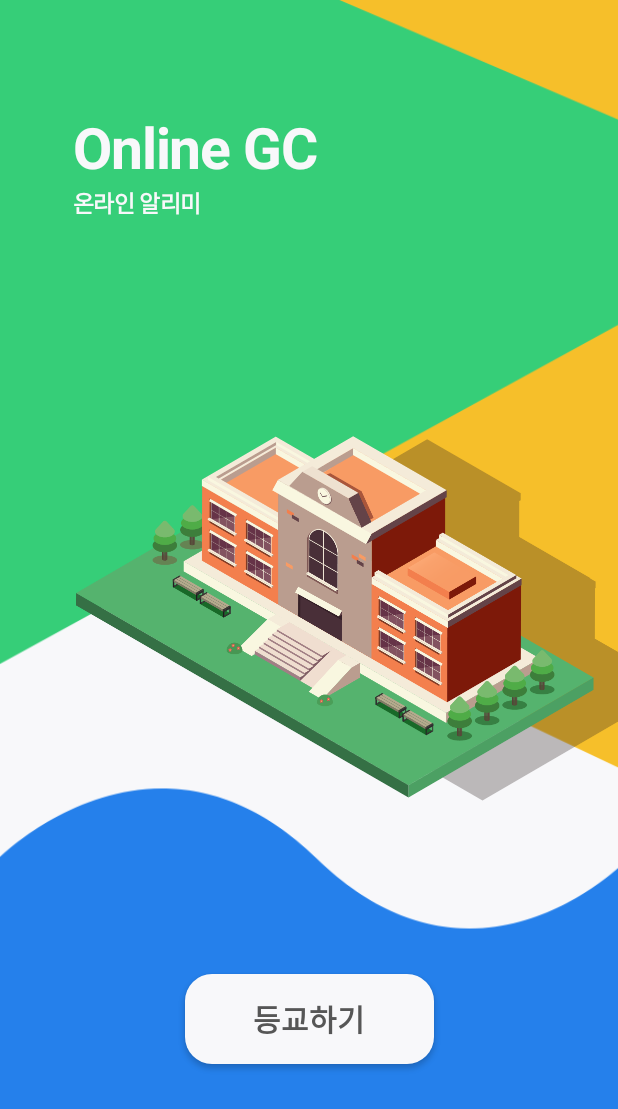
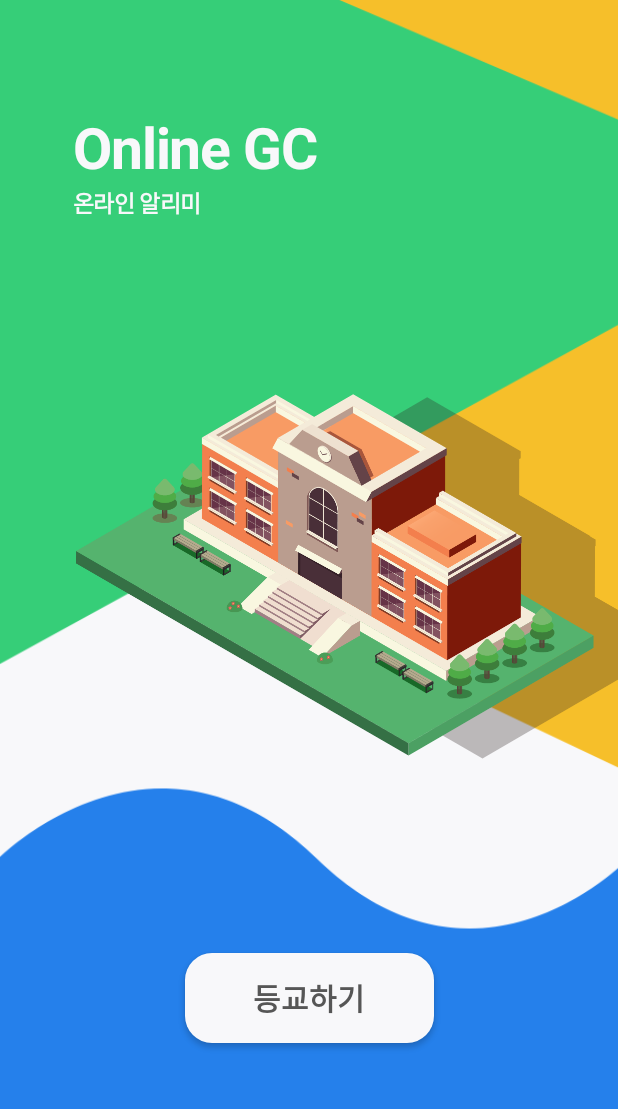
Before and after one commit to hurrhnn/OnlineGCApplication, an Android app: the screen it shows after launch (MainActivity), on a phone screen of 412 x 824 dp. Shown: the top 1109 px of the screen. Run offline under Robolectric (Android 15) with nearby library versions, the phone set to English and light mode, and no system bars; 3 statements that could not run were skipped.

Commit message:
Changed ImageView id

```diff
--- a/app/src/main/res/layout/activity_main.xml
+++ b/app/src/main/res/layout/activity_main.xml
@@ -42,10 +42,10 @@
         android:text="온라인 알리미" />
 
     <ImageView
-        android:id="@+id/imageView"
+        android:id="@+id/main_school_image"
         android:layout_width="wrap_content"
         android:layout_height="wrap_content"
-        android:layout_marginTop="144dp"
+        android:layout_marginTop="116dp"
         app:layout_constraintEnd_toEndOf="parent"
         app:layout_constraintHorizontal_bias="1.0"
         app:layout_constraintStart_toStartOf="parent"
@@ -65,6 +65,6 @@
         app:layout_constraintBottom_toBottomOf="parent"
         app:layout_constraintEnd_toEndOf="parent"
         app:layout_constraintStart_toStartOf="parent"
-        app:layout_constraintTop_toBottomOf="@+id/imageView" />
+        app:layout_constraintTop_toBottomOf="@+id/main_school_image" />
 
 </androidx.constraintlayout.widget.ConstraintLayout>
```
